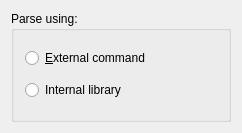
Qt form src/preferencesParsing.ui (KDE/kgraphviewer) before a commit.
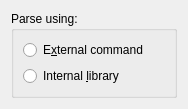
The same form after that commit.

```diff
--- a/src/preferencesParsing.ui
+++ b/src/preferencesParsing.ui
@@ -6,34 +6,13 @@
    <rect>
     <x>0</x>
     <y>0</y>
-    <width>242</width>
-    <height>133</height>
+    <width>188</width>
+    <height>104</height>
    </rect>
   </property>
-  <property name="sizePolicy">
-   <sizepolicy hsizetype="Minimum" vsizetype="Minimum">
-    <horstretch>15</horstretch>
-    <verstretch>0</verstretch>
-   </sizepolicy>
-  </property>
-  <property name="minimumSize">
-   <size>
-    <width>100</width>
-    <height>100</height>
-   </size>
-  </property>
   <layout class="QGridLayout">
-   <property name="sizeConstraint">
-    <enum>QLayout::SetMinimumSize</enum>
-   </property>
    <item row="0" column="0">
     <widget class="QGroupBox" name="parsingMode">
-     <property name="sizePolicy">
-      <sizepolicy hsizetype="MinimumExpanding" vsizetype="MinimumExpanding">
-       <horstretch>0</horstretch>
-       <verstretch>0</verstretch>
-      </sizepolicy>
-     </property>
      <property name="title">
       <string>Parse using:</string>
      </property>
@@ -41,23 +20,17 @@
       <number>2</number>
      </property>
      <layout class="QVBoxLayout" name="verticalLayout">
-      <property name="sizeConstraint">
-       <enum>QLayout::SetMinimumSize</enum>
-      </property>
       <item>
        <widget class="QRadioButton" name="external">
         <property name="text">
-         <string>&amp;External command</string>
+         <string>E&amp;xternal command</string>
         </property>
        </widget>
       </item>
       <item>
        <widget class="QRadioButton" name="internal">
         <property name="text">
-         <string>Internal library</string>
-        </property>
-        <property name="shortcut">
-         <string/>
+         <string>Internal &amp;library</string>
         </property>
        </widget>
       </item>
@@ -66,8 +39,6 @@
    </item>
   </layout>
  </widget>
- <layoutdefault spacing="6" margin="11"/>
- <pixmapfunction>qPixmapFromMimeSource</pixmapfunction>
  <resources/>
  <connections/>
 </ui>
```
